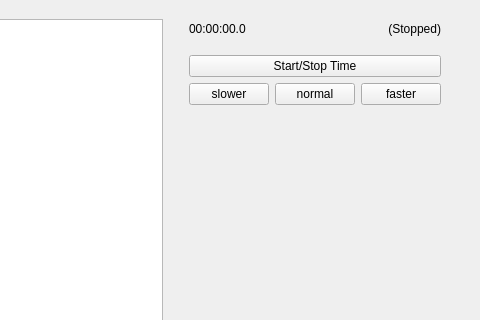
Before: the Qt Designer form mainwindow.ui in petrmiculek/icp_project, drawn with Qt 5; both pictures show x 562 to 1042 and y 0 to 320 of the 1042 by 644 pixel window.
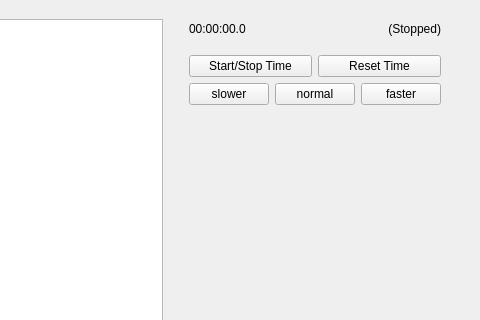
After: the same form once the commit is applied.

Commit message: Add reset timer button.

Patch:
```diff
--- a/mainwindow.ui
+++ b/mainwindow.ui
@@ -112,6 +112,8 @@
          </spacer>
         </item>
         <item>
+         <layout class="QHBoxLayout" name="horizontalLayout_5">
+          <item>
          <widget class="QPushButton" name="toggleTimeBtn">
           <property name="autoFillBackground">
            <bool>false</bool>
@@ -120,6 +122,15 @@
            <string>Start/Stop Time</string>
           </property>
          </widget>
+          </item>
+          <item>
+           <widget class="QPushButton" name="resetBtn">
+            <property name="text">
+             <string>Reset Time</string>
+            </property>
+           </widget>
+          </item>
+         </layout>
         </item>
         <item>
          <layout class="QHBoxLayout" name="horizontalLayout">
```
Lines whose indentation alone changed are shown as unchanged. The commit also changes 9 other files.
